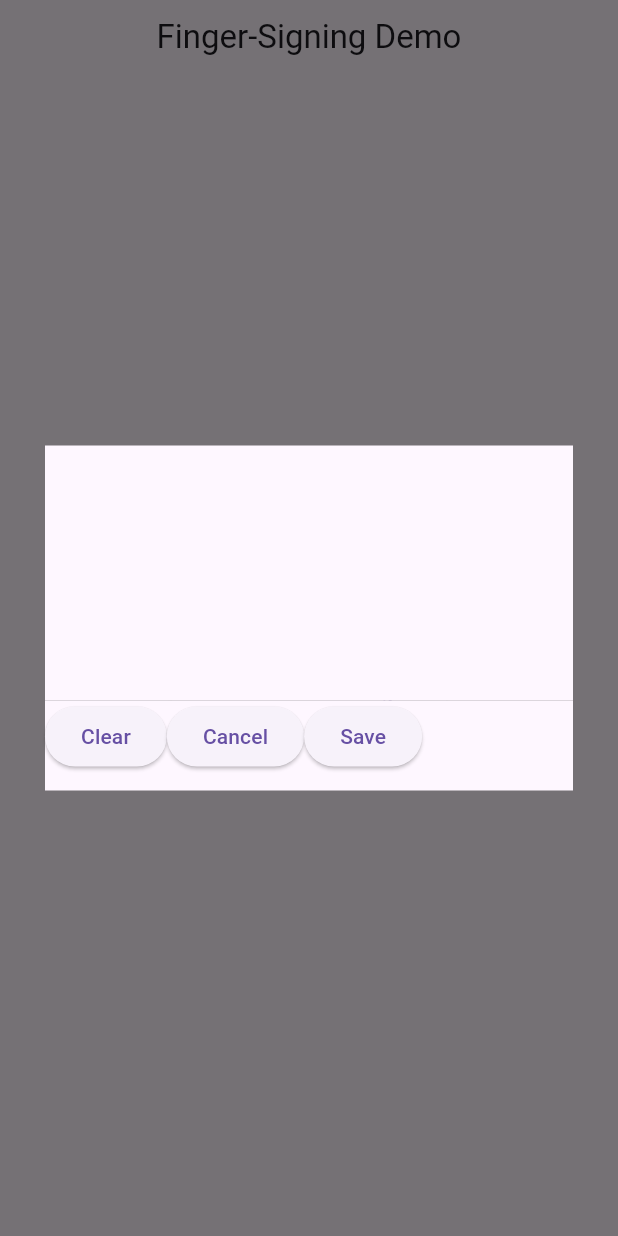
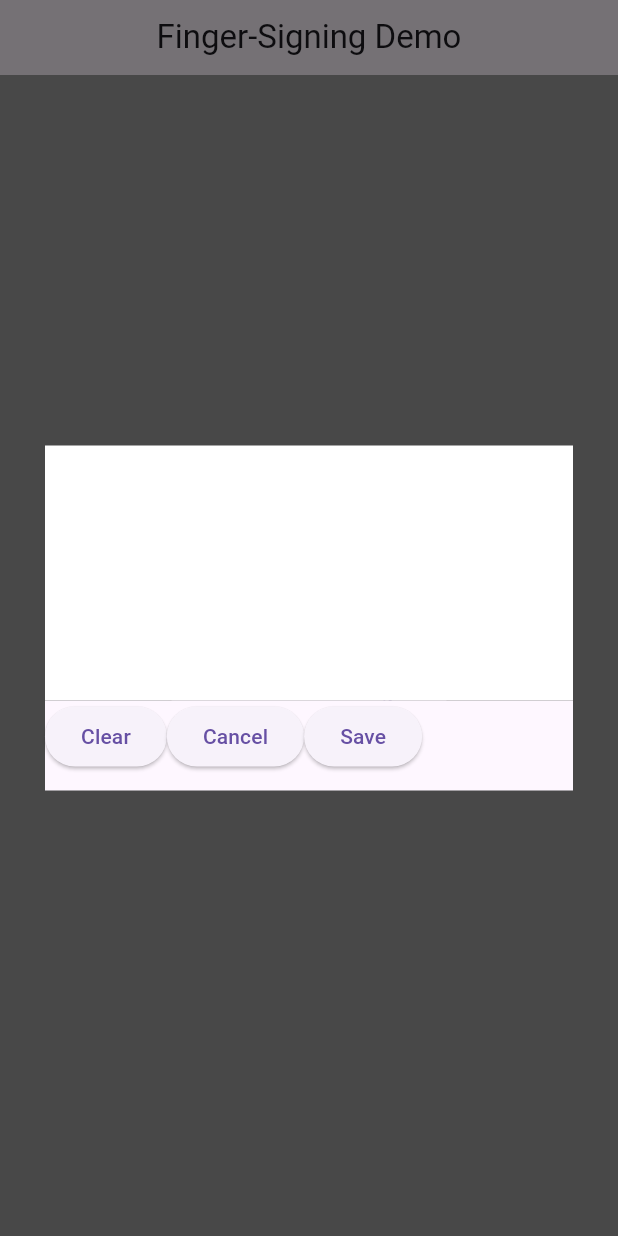
Before and after one commit to allenbrunson/finger_signer, a Flutter app: the screen it shows after launch, after a tap on "Bad Scribble Widget", on a phone screen of 412 x 824 dp. Run offline on Flutter 3.47's test engine with Material 3 defaults, Android fonts, the phone set to English and light mode, and no system bars.

Commit message:
remove obsolete theme colors

```diff
--- a/lib/widgets/home_widget.dart
+++ b/lib/widgets/home_widget.dart
@@ -55,7 +55,7 @@ class _HomeWidgetState extends State<HomeWidget>
     }
 
     Widget _bodyInner() {
-        final colr = Theme.of(this.context).dialogBackgroundColor;
+        const colr = Colors.grey;
         final view = SafeArea(child:this._surface());
         return backgroundColorWidget(view, colr);
     }
--- a/lib/widgets/scribbler.dart
+++ b/lib/widgets/scribbler.dart
@@ -194,7 +194,7 @@ class _ScribblerState extends State<Scribbler>
     }
 
     Widget _scribbler() {
-        final colr = Theme.of(this.context).dialogBackgroundColor;
+        const colr = Colors.white;
         final view = this._gesture(this._painter());
         return backgroundColorWidget(view, colr);
     }
```
